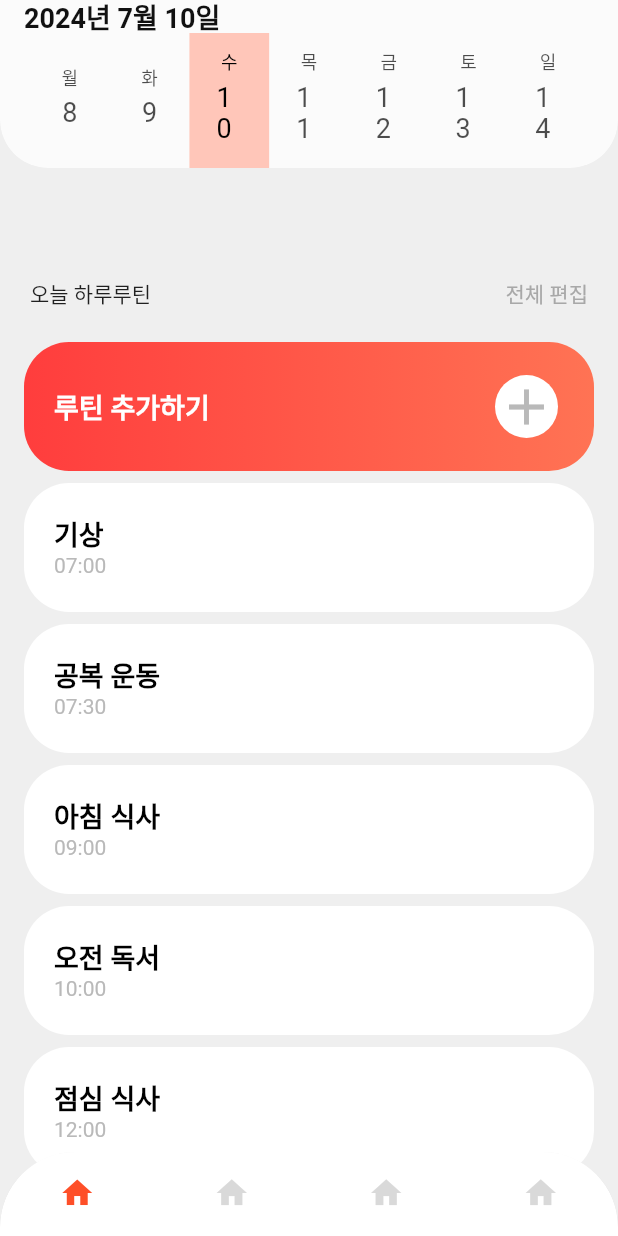
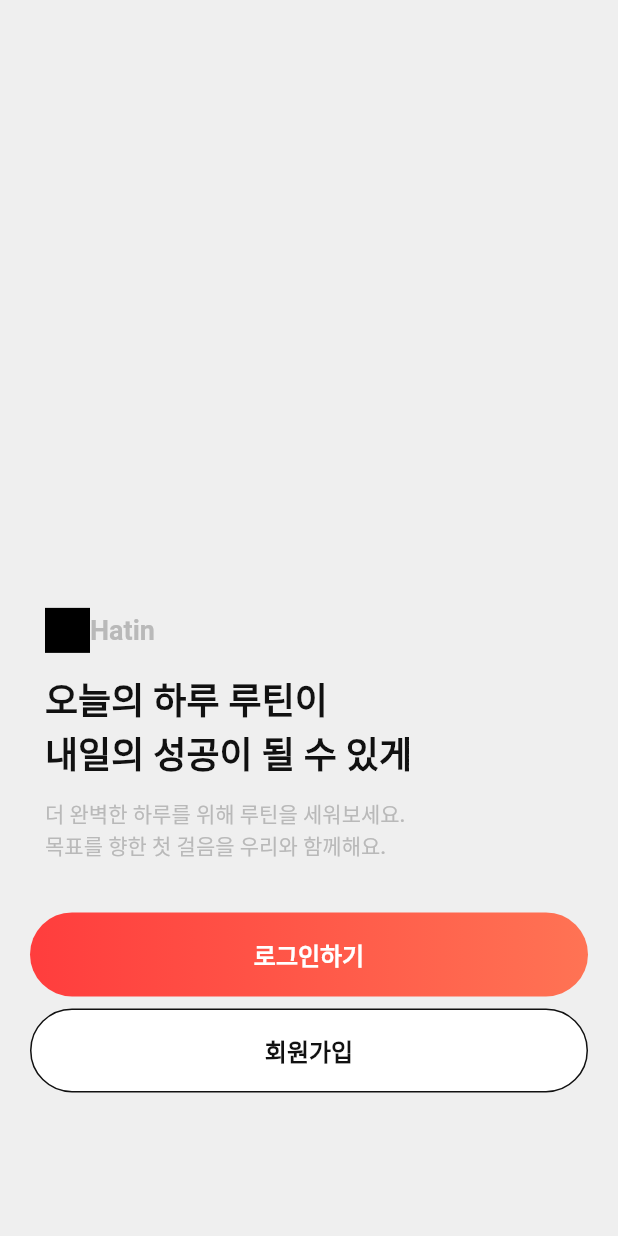
Before and after one commit to formart12/hatin-project, a Flutter app: the screen it shows after launch, on a phone screen of 412 x 824 dp. Run offline on Flutter 3.47's test engine with Material 3 defaults, Android fonts, the phone set to English and light mode, and no system bars.

Commit message:
에셋 파일을 제외한 로그인 화면 UI 완성

```diff
--- a/lib/main.dart
+++ b/lib/main.dart
@@ -3,6 +3,7 @@ import 'package:hatin/src/repository/routin_repository.dart';
 import 'package:hatin/src/service/routin_service.dart';
 import 'package:hatin/src/ui/app/app.dart';
 import 'package:hatin/src/ui/app/app_view_model.dart';
+import 'package:hatin/src/ui/login/login_view.dart';
 import 'package:hatin/src/ui/routine/routin_add_page.dart';
 import 'package:hatin/src/ui/routine/routin_view_model.dart';
 import 'package:provider/provider.dart';
@@ -46,9 +47,10 @@ class MyApp extends StatelessWidget {
                 selectedItemColor: Color(0xffFE4F28))),
         routes: {
           "/": (context) => const App(),
+          "/login": (context) => const LoginView(),
           "/routinAddPage": (context) => const RoutinAddPage(),
         },
-        initialRoute: "/",
+        initialRoute: "/login",
       ),
     );
   }
--- /dev/null
+++ b/lib/src/ui/login/login_view.dart
@@ -0,0 +1,125 @@
+import 'package:flutter/cupertino.dart';
+import 'package:flutter/material.dart';
+import 'package:hatin/src/widget/gradient_button.dart';
+import 'package:hatin/src/widget/outlined_button.dart';
+
+class LoginView extends StatelessWidget {
+  const LoginView({super.key});
+
+  @override
+  Widget build(BuildContext context) {
+    return Scaffold(
+      body: SafeArea(
+        child: Column(
+          children: [
+            _logo(),
+            _discription(),
+            _buttons(),
+          ],
+        ),
+      ),
+    );
+  }
+
+  /// 로그인 화면 상단
+  /// 아이콘들
+  Widget _logo() => Flexible(
+        flex: 5,
+        child: Padding(
+          padding: const EdgeInsets.symmetric(horizontal: 20.0),
+          child: Column(
+            children: [
+              Container(
+                color: Colors.black,
+              )
+            ],
+          ),
+        ),
+      );
+
+  /// 앱 중단 설명 부분
+  Widget _discription() => Padding(
+        padding: const EdgeInsets.symmetric(horizontal: 30.0, vertical: 12.0),
+        child: Column(
+          children: [
+            Padding(
+              padding: const EdgeInsets.symmetric(vertical: 6.0),
+              child: Row(
+                children: [
+                  Padding(
+                    padding: const EdgeInsets.symmetric(vertical: 1.0),
+                    child: Container(
+                      width: 30,
+                      height: 30,
+                      color: Colors.black,
+                    ),
+                  ),
+                  const Padding(
+                    padding: EdgeInsets.symmetric(vertical: 1.0),
+                    child: Text(
+                      "Hatin",
+                      style: TextStyle(
+                          color: Color(0xffb9b9b9),
+                          fontSize: 18,
+                          fontWeight: FontWeight.w600),
+                    ),
+                  )
+                ],
+              ),
+            ),
+            const Padding(
+              padding: EdgeInsets.symmetric(vertical: 6.0),
+              child: Row(
+                children: [
+                  Text(
+                    "오늘의 하루 루틴이\n내일의 성공이 될 수 있게",
+                    style: TextStyle(
+                      color: Color(0xff111111),
+                      fontWeight: FontWeight.w700,
+                      fontSize: 24,
+                    ),
+                  ),
+                ],
+              ),
+            ),
+            const Padding(
+              padding: EdgeInsets.symmetric(vertical: 6.0),
+              child: Row(
+                children: [
+                  Text(
+                    "더 완벽한 하루를 위해 루틴을 세워보세요.\n목표를 향한 첫 걸음을 우리와 함께해요.",
+                    style: TextStyle(
+                        color: Color(0xffb9b9b9),
+                        fontSize: 14,
+                        fontWeight: FontWeight.w500),
+                  ),
+                ],
+              ),
+            )
+          ],
+        ),
+      );
+
+  /// 로그인 및 회원가입 버튼
+  Widget _buttons() => Flexible(
+        flex: 3,
+        child: Padding(
+          padding: const EdgeInsets.symmetric(horizontal: 20.0, vertical: 12.0),
+          child: Column(
+            children: [
+              Padding(
+                padding: const EdgeInsets.symmetric(vertical: 4.0),
+                child: GradientButton(
+                  label: "로그인하기",
+                  onPressed: () {},
+                ),
+              ),
+              Padding(
+                padding: const EdgeInsets.symmetric(vertical: 4.0),
+                child: CustomOutlinedButton(onPressed: () {}, label: "회원가입"),
+              )
+            ],
+          ),
+        ),
+      );
+}
--- /dev/null
+++ b/lib/src/widget/gradient_button.dart
@@ -0,0 +1,32 @@
+import 'package:flutter/cupertino.dart';
+import 'package:flutter/material.dart';
+
+class GradientButton extends StatelessWidget {
+  final void Function()? onPressed;
+  final String label;
+  const GradientButton({super.key, this.onPressed, required this.label})
+      : assert(onPressed != null, "액션 함수를 반드시 지정해야 합니다 onPressed is Null");
+
+  @override
+  Widget build(BuildContext context) {
+    return InkWell(
+      onTap: onPressed,
+      borderRadius: BorderRadius.circular(36.0),
+      child: Ink(
+        height: 56,
+        width: double.infinity,
+        decoration: BoxDecoration(
+            borderRadius: BorderRadius.circular(36.0),
+            gradient: const LinearGradient(
+                colors: [Color(0xffff3d3d), Color(0xffff7354)])),
+        child: Center(
+          child: Text(
+            label,
+            style: const TextStyle(
+                color: Colors.white, fontSize: 16, fontWeight: FontWeight.w600),
+          ),
+        ),
+      ),
+    );
+  }
+}
--- /dev/null
+++ b/lib/src/widget/outlined_button.dart
@@ -0,0 +1,35 @@
+import 'package:flutter/cupertino.dart';
+import 'package:flutter/material.dart';
+
+class CustomOutlinedButton extends StatelessWidget {
+  final void Function()? onPressed;
+  final String label;
+  const CustomOutlinedButton({super.key, this.onPressed, required this.label})
+      : assert(onPressed != null, "액션함수를 지정해주세요 onPressed is Null");
+
+  @override
+  Widget build(BuildContext context) {
+    return InkWell(
+      onTap: onPressed,
+      borderRadius: BorderRadius.circular(36.0),
+      child: Ink(
+        height: 56,
+        width: double.infinity,
+        decoration: BoxDecoration(
+            color: Colors.white,
+            borderRadius: BorderRadius.circular(36.0),
+            border: Border.all(width: 1.0, color: const Color(0xff111111))),
+        child: Center(
+          child: Text(
+            label,
+            style: const TextStyle(
+              color: Color(0xff111111),
+              fontSize: 16,
+              fontWeight: FontWeight.w600,
+            ),
+          ),
+        ),
+      ),
+    );
+  }
+}
```
Also changed, not shown: lib/src/ui/login/login_view_model.dart (added).
